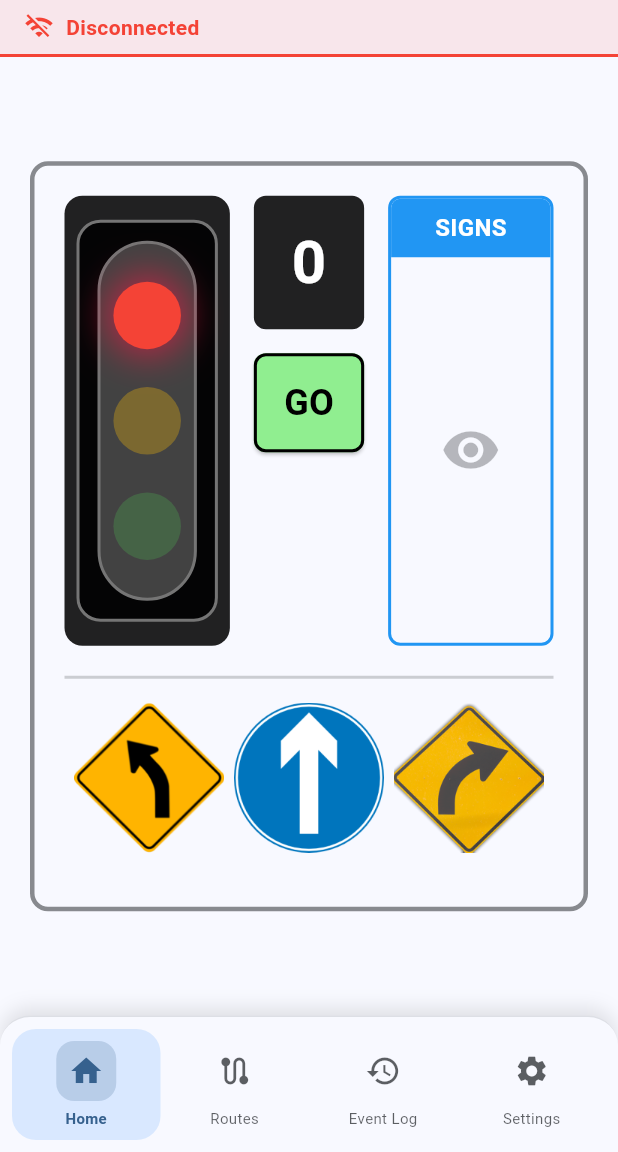
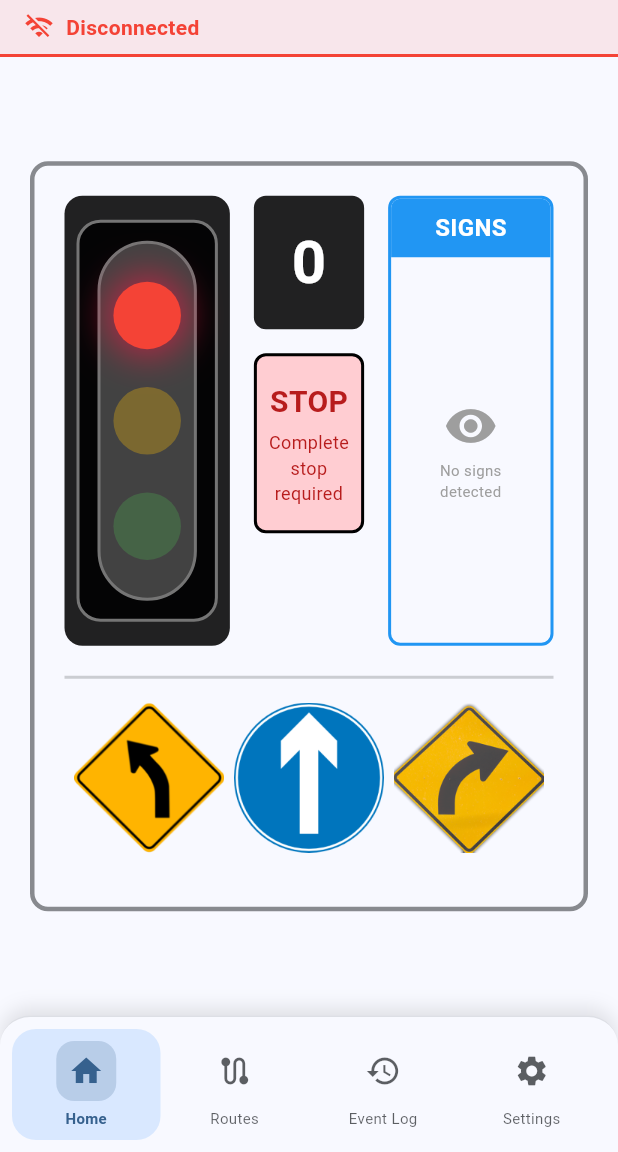
Before and after one commit to GoldenTiger720/TrafficApp, a Flutter app: the screen it shows after launch, on a phone screen of 412 x 824 dp, the part 84-1236 px from its top. Run offline on Flutter 3.47's test engine with Material 3 defaults, Android fonts, the phone set to English and light mode, and no system bars; our stand-ins replace flutter_blue_plus, flutter_local_notifications, permission_handler, share_plus, shared_preferences; missing offline and left inert: window_manager.

```diff
--- a/lib/screens/main_screen.dart
+++ b/lib/screens/main_screen.dart
@@ -127,35 +127,35 @@ class _MainScreenState extends State<MainScreen> {
                             ),
                           ),
                           const SizedBox(height: 16),
-                          // GO button
-                          SizedBox(
+                          // Traffic Signal Status Display
+                          Container(
                             width: double.infinity,
-                            child: ElevatedButton(
-                              onPressed: () {
-                                // Toggle to green light when GO is pressed
-                                if (trafficProvider.demoMode) {
-                                  trafficProvider.testOverlay(TrafficLightColor.green);
-                                }
-                                ScaffoldMessenger.of(context).showSnackBar(
-                                  const SnackBar(content: Text('GO pressed')),
-                                );
-                              },
-                              style: ElevatedButton.styleFrom(
-                                backgroundColor: const Color(0xFF90EE90),
-                                foregroundColor: Colors.black,
-                                padding: const EdgeInsets.symmetric(vertical: 16),
-                                shape: RoundedRectangleBorder(
+                            padding: const EdgeInsets.symmetric(vertical: 16, horizontal: 8),
+                            decoration: BoxDecoration(
+                              color: _getSignalStatusColor(trafficProvider.currentState.currentColor),
                               borderRadius: BorderRadius.circular(8),
-                                  side: const BorderSide(color: Colors.black, width: 2),
+                              border: Border.all(color: Colors.black, width: 2),
+                            ),
+                            child: Column(
+                              children: [
+                                Text(
+                                  _getSignalStatusText(trafficProvider.currentState.currentColor),
+                                  style: TextStyle(
+                                    fontSize: 20,
+                                    fontWeight: FontWeight.bold,
+                                    color: _getSignalTextColor(trafficProvider.currentState.currentColor),
                                   ),
                                 ),
-                              child: const Text(
-                                'GO',
+                                const SizedBox(height: 4),
+                                Text(
+                                  _getSignalDescription(trafficProvider.currentState.currentColor),
                                   style: TextStyle(
-                                  fontSize: 24,
-                                  fontWeight: FontWeight.bold,
+                                    fontSize: 12,
+                                    color: _getSignalTextColor(trafficProvider.currentState.currentColor),
                                   ),
+                                  textAlign: TextAlign.center,
                                 ),
+                              ],
                             ),
                           ),
                         ],
@@ -194,25 +194,61 @@ class _MainScreenState extends State<MainScreen> {
                               ),
                             ),
                             Expanded(
-                              child: Center(
                               child: trafficProvider.currentState.recognizedSigns.isNotEmpty
-                                    ? Column(
-                                        mainAxisAlignment: MainAxisAlignment.center,
-                                        children: trafficProvider.currentState.recognizedSigns
-                                            .take(3)
-                                            .map((sign) => Padding(
-                                                  padding: const EdgeInsets.symmetric(vertical: 2),
+                                  ? ListView.builder(
+                                      padding: const EdgeInsets.all(8),
+                                      itemCount: trafficProvider.currentState.recognizedSigns.length,
+                                      itemBuilder: (context, index) {
+                                        final sign = trafficProvider.currentState.recognizedSigns[index];
+                                        return Container(
+                                          margin: const EdgeInsets.symmetric(vertical: 2),
+                                          padding: const EdgeInsets.symmetric(horizontal: 8, vertical: 4),
+                                          decoration: BoxDecoration(
+                                            color: Colors.blue.withOpacity(0.1),
+                                            borderRadius: BorderRadius.circular(4),
+                                            border: Border.all(color: Colors.blue.withOpacity(0.3)),
+                                          ),
+                                          child: Row(
+                                            children: [
+                                              Icon(
+                                                _getRoadSignIcon(sign),
+                                                size: 16,
+                                                color: Colors.blue,
+                                              ),
+                                              const SizedBox(width: 6),
+                                              Expanded(
                                                 child: Text(
                                                   _getRoadSignName(sign),
-                                                    style: const TextStyle(fontSize: 12),
+                                                  style: const TextStyle(
+                                                    fontSize: 11,
+                                                    fontWeight: FontWeight.w500,
                                                   ),
-                                                ))
-                                            .toList(),
+                                                ),
+                                              ),
+                                            ],
+                                          ),
+                                        );
+                                      },
                                     )
-                                    : Icon(
+                                  : const Center(
+                                      child: Column(
+                                        mainAxisAlignment: MainAxisAlignment.center,
+                                        children: [
+                                          Icon(
                                             Icons.remove_red_eye,
-                                        size: 40,
-                                        color: Theme.of(context).colorScheme.onSurface.withOpacity(0.3),
+                                            size: 36,
+                                            color: Colors.grey,
+                                          ),
+                                          SizedBox(height: 4),
+                                          Text(
+                                            'No signs\ndetected',
+                                            textAlign: TextAlign.center,
+                                            style: TextStyle(
+                                              fontSize: 10,
+                                              color: Colors.grey,
+                                            ),
+                                          ),
+                                        ],
                                       ),
                                     ),
                             ),
@@ -423,4 +459,71 @@ class _MainScreenState extends State<MainScreen> {
         return 'Go Straight';
     }
   }
+
+  IconData _getRoadSignIcon(RoadSign sign) {
+    switch (sign) {
+      case RoadSign.stop:
+        return Icons.stop;
+      case RoadSign.yield:
+        return Icons.warning;
+      case RoadSign.speedLimit:
+        return Icons.speed;
+      case RoadSign.noEntry:
+        return Icons.do_not_disturb;
+      case RoadSign.construction:
+        return Icons.construction;
+      case RoadSign.pedestrianCrossing:
+        return Icons.accessibility;
+      case RoadSign.turnLeft:
+        return Icons.turn_left;
+      case RoadSign.turnRight:
+        return Icons.turn_right;
+      case RoadSign.goStraight:
+        return Icons.straight;
     }
+  }
+
+  Color _getSignalStatusColor(TrafficLightColor color) {
+    switch (color) {
+      case TrafficLightColor.red:
+        return const Color(0xFFFFCDD2); // Light red background
+      case TrafficLightColor.yellow:
+        return const Color(0xFFFFF9C4); // Light yellow background
+      case TrafficLightColor.green:
+        return const Color(0xFFC8E6C9); // Light green background
+    }
+  }
+
+  Color _getSignalTextColor(TrafficLightColor color) {
+    switch (color) {
+      case TrafficLightColor.red:
+        return const Color(0xFFB71C1C); // Dark red text
+      case TrafficLightColor.yellow:
+        return const Color(0xFFE65100); // Dark orange text
+      case TrafficLightColor.green:
+        return const Color(0xFF1B5E20); // Dark green text
+    }
+  }
+
+  String _getSignalStatusText(TrafficLightColor color) {
+    switch (color) {
+      case TrafficLightColor.red:
+        return 'STOP';
+      case TrafficLightColor.yellow:
+        return 'CAUTION';
+      case TrafficLightColor.green:
+        return 'GO';
+    }
+  }
+
+  String _getSignalDescription(TrafficLightColor color) {
+    switch (color) {
+      case TrafficLightColor.red:
+        return 'Complete stop\nrequired';
+      case TrafficLightColor.yellow:
+        return 'Prepare to stop\nif safe';
+      case TrafficLightColor.green:
+        return 'Proceed when\nsafe';
+    }
+  }
+}
```
Also changed, not shown: lib/providers/traffic_light_provider.dart (+34 -8 lines). Lines whose indentation alone changed are shown as unchanged.
